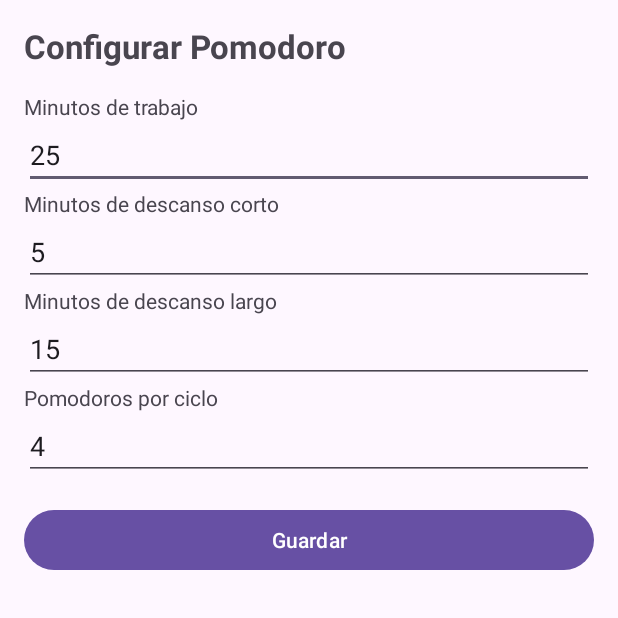
After one commit to jefersonM1802/TecnicaPomodoro, an Android app: the ConfiguracionActivity screen opened directly, with no data from a screen before it, on a phone screen of 412 x 824 dp, the top half of it. The commit adds this screen. Run offline under Robolectric (Android 15) with nearby library versions, the phone set to English and light mode, and no system bars; our stand-ins replace Room's generated code.

Commit message:
layouts de pomodoro

```diff
--- a/app/src/main/AndroidManifest.xml
+++ b/app/src/main/AndroidManifest.xml
@@ -24,6 +24,10 @@
         <activity android:name=".controller.RegisterActivity" />
         <activity android:name=".controller.PantallaPrincipalActivity" />
         <activity android:name=".controller.AsignaturaActivity" />
+        <activity android:name=".controller.TareaActivity" />
+        <activity android:name=".controller.TemporizadorActivity" />
+        <activity android:name=".controller.ConfiguracionActivity" />
+        <activity android:name=".controller.SesionActivity" />
     </application>
 
 </manifest>
--- a/app/src/main/java/com/example/tecnicapomodoro/controller/AsignaturaActivity.java
+++ b/app/src/main/java/com/example/tecnicapomodoro/controller/AsignaturaActivity.java
@@ -1,5 +1,6 @@
 package com.example.tecnicapomodoro.controller;
 
 import androidx.appcompat.app.AppCompatActivity;
-public class AsignaturaActivity {
+public class AsignaturaActivity extends AppCompatActivity
+{
 }
--- /dev/null
+++ b/app/src/main/java/com/example/tecnicapomodoro/controller/ConfiguracionActivity.java
@@ -0,0 +1,92 @@
+package com.example.tecnicapomodoro.controller;
+
+import android.os.Bundle;
+import android.widget.Button;
+import android.widget.EditText;
+import android.widget.Toast;
+
+import androidx.appcompat.app.AppCompatActivity;
+
+import com.example.tecnicapomodoro.R;
+import com.example.tecnicapomodoro.model.AppRepositorio;
+import com.example.tecnicapomodoro.model.ConfiguracionPomodoro;
+import com.example.tecnicapomodoro.model.SesionUsuario;
+import com.example.tecnicapomodoro.view.UiUtil;
+
+public class ConfiguracionActivity extends AppCompatActivity {
+
+    private AppRepositorio repo;
+    private ConfiguracionPomodoro config;
+    private EditText etTrabajo, etCorto, etLargo, etCiclo;
+    private Button btnGuardar;
+
+    @Override
+    protected void onCreate(Bundle savedInstanceState) {
+        super.onCreate(savedInstanceState);
+        setContentView(R.layout.activity_configuracion);
+        UiUtil.ajustarBordes(findViewById(R.id.raiz));
+
+        repo = new AppRepositorio(this);
+        etTrabajo = findViewById(R.id.etMinTrabajo);
+        etCorto = findViewById(R.id.etMinCorto);
+        etLargo = findViewById(R.id.etMinLargo);
+        etCiclo = findViewById(R.id.etPorCiclo);
+        btnGuardar = findViewById(R.id.btnGuardarConfig);
+        btnGuardar.setEnabled(false);
+        btnGuardar.setOnClickListener(v -> guardar());
+
+        int estudianteId = SesionUsuario.id(this);
+        repo.ejecutar(() -> repo.configuracion().obtener(estudianteId), c -> {
+            config = (c != null) ? c : ConfiguracionPomodoro.porDefecto(estudianteId);
+            etTrabajo.setText(String.valueOf(config.getMinTrabajo()));
+            etCorto.setText(String.valueOf(config.getMinDescansoCorto()));
+            etLargo.setText(String.valueOf(config.getMinDescansoLargo()));
+            etCiclo.setText(String.valueOf(config.getPomodorosPorCiclo()));
+            btnGuardar.setEnabled(true);
+        }, this::mostrarError);
+    }
+
+    private void guardar() {
+        int trabajo = numero(etTrabajo.getText().toString());
+        int corto = numero(etCorto.getText().toString());
+        int largo = numero(etLargo.getText().toString());
+        int ciclo = numero(etCiclo.getText().toString());
+
+        if (trabajo < 1 || trabajo > 90) {
+            etTrabajo.setError("Entre 1 y 90 minutos");
+            return;
+        }
+        if (corto < 1 || corto > 30) {
+            etCorto.setError("Entre 1 y 30 minutos");
+            return;
+        }
+        if (largo <= corto || largo > 60) {
+            etLargo.setError("Debe ser mayor que el descanso corto y máximo 60");
+            return;
+        }
+        if (ciclo < 2 || ciclo > 8) {
+            etCiclo.setError("Entre 2 y 8 pomodoros");
+            return;
+        }
+        config.actualizar(trabajo, corto, largo, ciclo);
+        repo.ejecutar(() -> {
+            repo.configuracion().guardar(config);
+            return true;
+        }, ok -> {
+            Toast.makeText(this, "Configuración guardada", Toast.LENGTH_SHORT).show();
+            finish();
+        }, this::mostrarError);
+    }
+
+    private int numero(String texto) {
+        try {
+            return Integer.parseInt(texto.trim());
+        } catch (NumberFormatException e) {
+            return -1;
+        }
+    }
+
+    private void mostrarError(String mensaje) {
+        Toast.makeText(this, mensaje, Toast.LENGTH_LONG).show();
+    }
+}
--- a/app/src/main/java/com/example/tecnicapomodoro/model/AppRepositorio.java
+++ b/app/src/main/java/com/example/tecnicapomodoro/model/AppRepositorio.java
@@ -1,4 +1,53 @@
 package com.example.tecnicapomodoro.model;
 
+import android.content.Context;
+import android.os.Handler;
+import android.os.Looper;
+import android.util.Log;
+
+
+import java.util.concurrent.Callable;
+import java.util.concurrent.ExecutorService;
+import java.util.concurrent.Executors;
+
 public class AppRepositorio {
+    public interface AlTerminar<T> {
+        void onResultado(T resultado);
+    }
+
+    public interface AlFallar {
+        void onError(String mensaje);
+    }
+
+    private static ExecutorService hilo = Executors.newSingleThreadExecutor();
+    private static Handler principal = new Handler(Looper.getMainLooper());
+
+    private BaseDatos db;
+
+    public AppRepositorio(Context contexto) {
+        db = BaseDatos.getInstance(contexto);
+    }
+
+    public AsignaturaDao asignaturas() { return db.asignaturaDao(); }
+    public TareaDao tareas() { return db.tareaDao(); }
+    public PomodoroDao pomodoros() { return db.pomodoroDao(); }
+    public SesionDao sesiones() { return db.sesionDao(); }
+    public ConfiguracionDao configuracion() { return db.configuracionDao(); }
+
+    public <T> void ejecutar(Callable<T> operacion, AlTerminar<T> exito, AlFallar error) {
+        hilo.execute(() -> {
+            try {
+                T resultado = operacion.call();
+                principal.post(() -> {
+                    if (exito != null) exito.onResultado(resultado);
+                });
+            } catch (Exception e) {
+                Log.e("AppRepositorio", "Error", e);
+                String mensaje = e.getMessage() != null ? e.getMessage() : "Ocurrió un error con los datos";
+                principal.post(() -> {
+                    if (error != null) error.onError(mensaje);
+                });
+            }
+        });
+    }
 }
--- /dev/null
+++ b/app/src/main/java/com/example/tecnicapomodoro/model/SesionUsuario.java
@@ -0,0 +1,29 @@
+package com.example.tecnicapomodoro.model;
+
+
+
+import android.content.Context;
+import android.content.SharedPreferences;
+public class SesionUsuario {
+    private static String archivo = "sesion_usuario";
+
+    public static void guardar(Context c, int id, String nombre) {
+        prefs(c).edit().putInt("id", id).putString("nombre", nombre).apply();
+    }
+
+    public static int id(Context c) {
+        return prefs(c).getInt("id", -1);
+    }
+
+    public static String nombre(Context c) {
+        return prefs(c).getString("nombre", "");
+    }
+
+    public static void cerrar(Context c) {
+        prefs(c).edit().clear().apply();
+    }
+
+    private static SharedPreferences prefs(Context c) {
+        return c.getSharedPreferences(archivo, Context.MODE_PRIVATE);
+    }
+}
--- /dev/null
+++ b/app/src/main/java/com/example/tecnicapomodoro/view/UiUtil.java
@@ -0,0 +1,29 @@
+package com.example.tecnicapomodoro.view;
+
+
+
+import android.graphics.Color;
+import android.view.View;
+
+import androidx.core.graphics.Insets;
+import androidx.core.view.ViewCompat;
+import androidx.core.view.WindowInsetsCompat;
+public class UiUtil {
+
+    public static void ajustarBordes(View raiz) {
+        int base = raiz.getPaddingLeft();
+        ViewCompat.setOnApplyWindowInsetsListener(raiz, (v, insets) -> {
+            Insets b = insets.getInsets(WindowInsetsCompat.Type.systemBars());
+            v.setPadding(base + b.left, base + b.top, base + b.right, base + b.bottom);
+            return insets;
+        });
+    }
+
+    public static int color(String hex) {
+        try {
+            return Color.parseColor(hex);
+        } catch (Exception e) {
+            return Color.GRAY;
+        }
+    }
+}
--- /dev/null
+++ b/app/src/main/res/layout/activity_configuracion.xml
@@ -0,0 +1,67 @@
+<?xml version="1.0" encoding="utf-8"?>
+<LinearLayout xmlns:android="http://schemas.android.com/apk/res/android"
+    android:id="@+id/raiz"
+    android:layout_width="match_parent"
+    android:layout_height="match_parent"
+    android:orientation="vertical"
+    android:padding="16dp">
+
+    <TextView
+        android:layout_width="wrap_content"
+        android:layout_height="wrap_content"
+        android:layout_marginBottom="16dp"
+        android:text="Configurar Pomodoro"
+        android:textSize="22sp"
+        android:textStyle="bold" />
+
+    <TextView
+        android:layout_width="wrap_content"
+        android:layout_height="wrap_content"
+        android:text="Minutos de trabajo" />
+
+    <EditText
+        android:id="@+id/etMinTrabajo"
+        android:layout_width="match_parent"
+        android:layout_height="wrap_content"
+        android:inputType="number" />
+
+    <TextView
+        android:layout_width="wrap_content"
+        android:layout_height="wrap_content"
+        android:text="Minutos de descanso corto" />
+
+    <EditText
+        android:id="@+id/etMinCorto"
+        android:layout_width="match_parent"
+        android:layout_height="wrap_content"
+        android:inputType="number" />
+
+    <TextView
+        android:layout_width="wrap_content"
+        android:layout_height="wrap_content"
+        android:text="Minutos de descanso largo" />
+
+    <EditText
+        android:id="@+id/etMinLargo"
+        android:layout_width="match_parent"
+        android:layout_height="wrap_content"
+        android:inputType="number" />
+
+    <TextView
+        android:layout_width="wrap_content"
+        android:layout_height="wrap_content"
+        android:text="Pomodoros por ciclo" />
+
+    <EditText
+        android:id="@+id/etPorCiclo"
+        android:layout_width="match_parent"
+        android:layout_height="wrap_content"
+        android:inputType="number" />
+
+    <Button
+        android:id="@+id/btnGuardarConfig"
+        android:layout_width="match_parent"
+        android:layout_height="wrap_content"
+        android:layout_marginTop="16dp"
+        android:text="Guardar" />
+</LinearLayout>
--- a/app/src/main/res/layout/item_estudiante.xml
+++ b/app/src/main/res/layout/item_estudiante.xml
@@ -1,7 +1,10 @@
 <?xml version="1.0" encoding="utf-8"?>
 <androidx.constraintlayout.widget.ConstraintLayout xmlns:android="http://schemas.android.com/apk/res/android"
     android:layout_width="match_parent"
-    android:layout_height="match_parent">
+    android:layout_height="match_parent"
+    android:orientation="vertical"
+    android:padding="8dp">
+
 
     <TextView
         android:id="@+id/tvNombreEstudiante"
```
Also changed, not shown: app/src/main/java/com/example/tecnicapomodoro/MainActivity.java (+7 -0 lines), app/src/main/java/com/example/tecnicapomodoro/model/Asignatura.java (+31 -13 lines), app/src/main/java/com/example/tecnicapomodoro/model/ConfiguracionPomodoro.java (+5 -12 lines), app/src/main/java/com/example/tecnicapomodoro/model/Objetivo.java (+2 -6 lines), app/src/main/java/com/example/tecnicapomodoro/model/Pomodoro.java (+1 -8 lines), app/src/main/java/com/example/tecnicapomodoro/model/Tarea.java (+2 -9 lines), app/src/main/java/com/example/tecnicapomodoro/view/ListaAdapter.java (added, +93 -0 lines), app/src/main/res/layout/item_lista.xml (added, +34 -0 lines).
